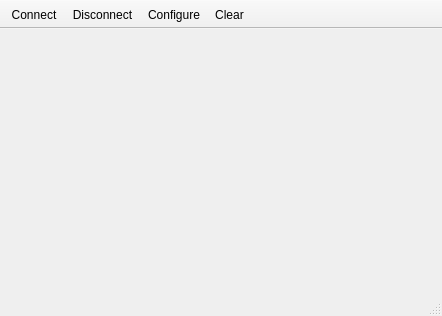
Before: the Qt Designer form terminal/mainwindow.ui in VlastelinPoro/terminal, drawn with Qt 5.
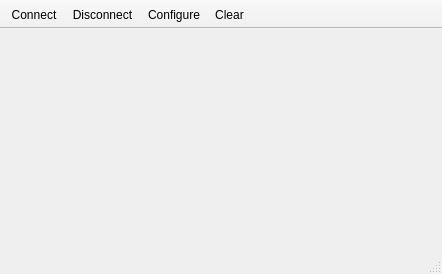
After: the same form once the commit is applied. Icons and pictures are not drawn.

```diff
--- a/terminal/mainwindow.ui
+++ b/terminal/mainwindow.ui
@@ -7,7 +7,7 @@
     <x>0</x>
     <y>0</y>
     <width>442</width>
-    <height>316</height>
+    <height>274</height>
    </rect>
   </property>
   <property name="windowTitle">
```
